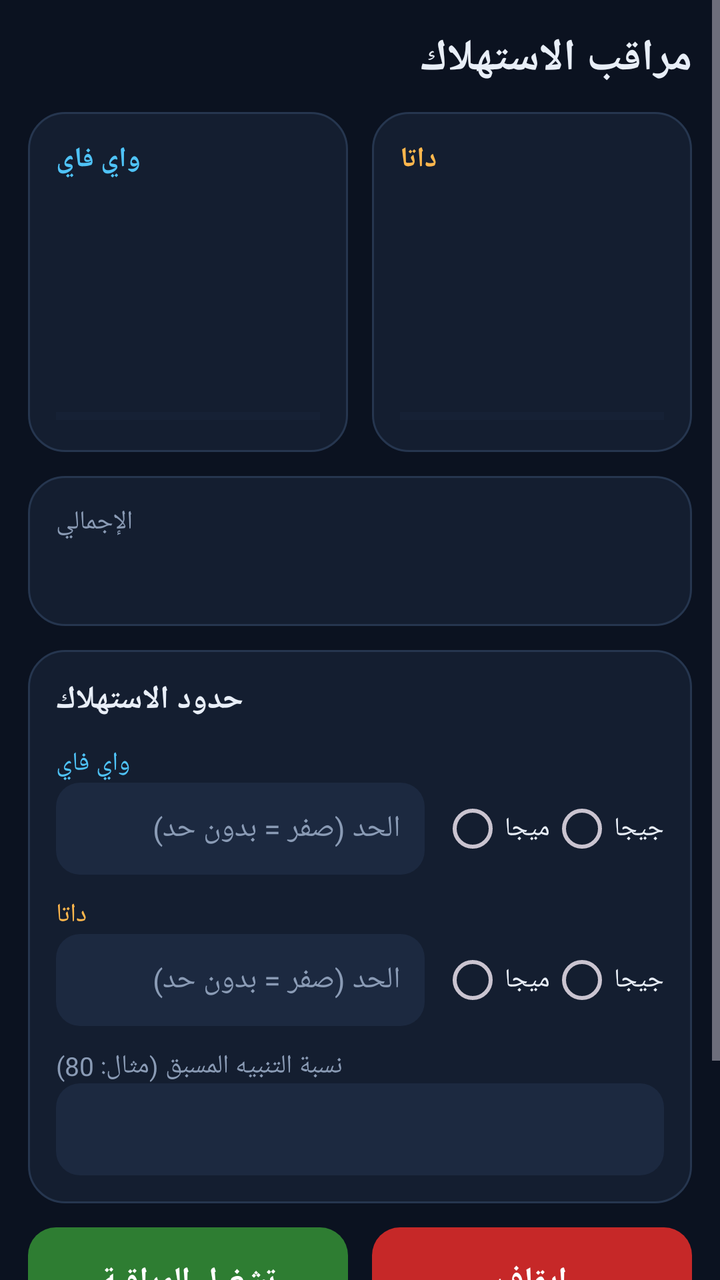
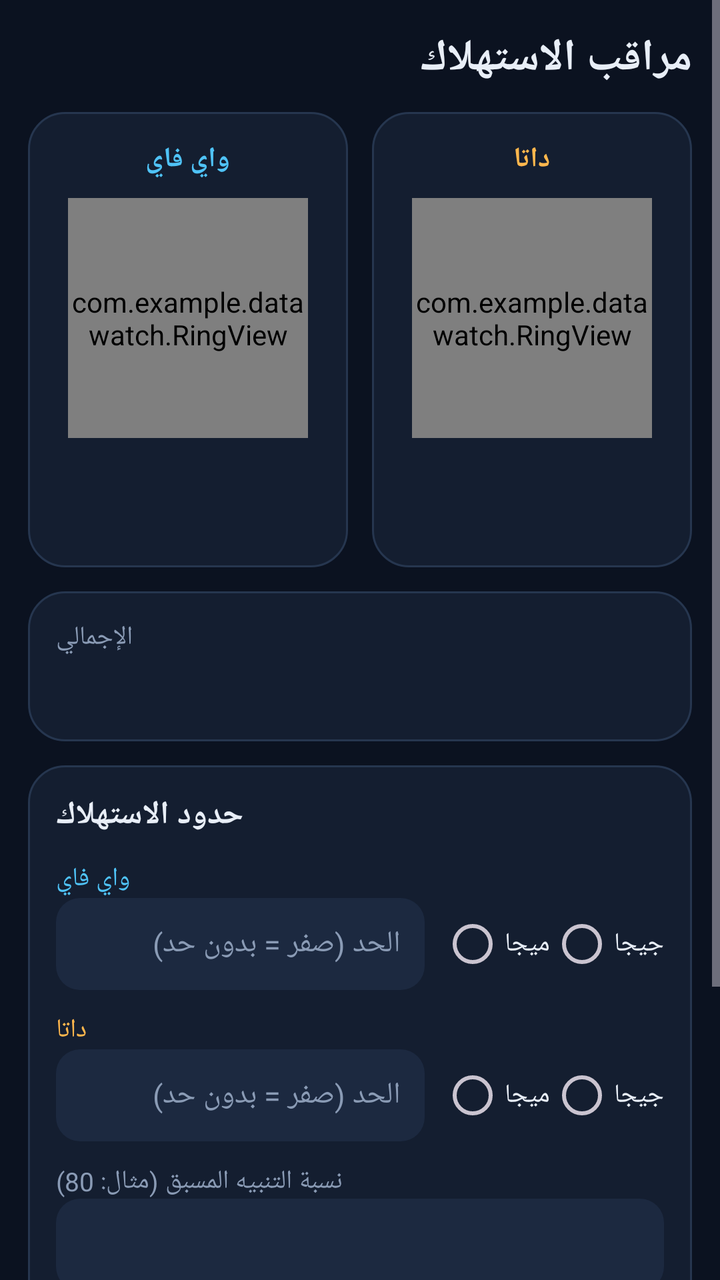

Two renders of the same Android screen: before a commit and after it. Below are the layout's source before the change and the commit's diff.
<!-- AndroidManifest.xml: application theme Theme.App -->
<!-- res/layout/activity_main.xml -->
<?xml version="1.0" encoding="utf-8"?>
<ScrollView xmlns:android="http://schemas.android.com/apk/res/android"
    android:layout_width="match_parent"
    android:layout_height="match_parent"
    android:background="@color/bg">

    <LinearLayout
        android:layout_width="match_parent"
        android:layout_height="wrap_content"
        android:orientation="vertical"
        android:padding="14dp">

        <LinearLayout
            android:layout_width="match_parent"
            android:layout_height="wrap_content"
            android:layout_marginBottom="12dp"
            android:gravity="center_vertical"
            android:orientation="horizontal">

            <TextView
                android:layout_width="0dp"
                android:layout_height="wrap_content"
                android:layout_weight="1"
                android:text="@string/title_main"
                android:textColor="@color/text_main"
                android:textSize="22sp"
                android:textStyle="bold" />

            <TextView
                android:id="@+id/tvState"
                android:layout_width="wrap_content"
                android:layout_height="wrap_content"
                android:textSize="14sp"
                android:textStyle="bold" />
        </LinearLayout>

        <LinearLayout
            android:layout_width="match_parent"
            android:layout_height="wrap_content"
            android:orientation="horizontal">

            <LinearLayout
                android:layout_width="0dp"
                android:layout_height="170dp"
                android:layout_marginEnd="6dp"
                android:layout_weight="1"
                android:background="@drawable/card_bg"
                android:orientation="vertical"
                android:padding="14dp">

                <TextView
                    android:layout_width="wrap_content"
                    android:layout_height="wrap_content"
                    android:text="@string/label_wifi"
                    android:textColor="@color/accent"
                    android:textSize="14sp"
                    android:textStyle="bold" />

                <TextView
                    android:id="@+id/tvWifi"
                    android:layout_width="wrap_content"
                    android:layout_height="wrap_content"
                    android:layout_marginTop="10dp"
                    android:textColor="@color/text_main"
                    android:textSize="26sp"
                    android:textStyle="bold" />

                <TextView
                    android:id="@+id/tvWifiLimit"
                    android:layout_width="wrap_content"
                    android:layout_height="wrap_content"
                    android:textColor="@color/muted"
                    android:textSize="13sp" />

                <Space
                    android:layout_width="match_parent"
                    android:layout_height="0dp"
                    android:layout_weight="1" />

                <ProgressBar
                    android:id="@+id/pbWifi"
                    style="?android:attr/progressBarStyleHorizontal"
                    android:layout_width="match_parent"
                    android:layout_height="8dp"
                    android:max="100"
                    android:progressBackgroundTint="@color/card2"
                    android:progressTint="@color/accent" />
            </LinearLayout>

            <LinearLayout
                android:layout_width="0dp"
                android:layout_height="170dp"
                android:layout_marginStart="6dp"
                android:layout_weight="1"
                android:background="@drawable/card_bg"
                android:orientation="vertical"
                android:padding="14dp">

                <TextView
                    android:layout_width="wrap_content"
                    android:layout_height="wrap_content"
                    android:text="@string/label_mobile"
                    android:textColor="@color/accent2"
                    android:textSize="14sp"
                    android:textStyle="bold" />

                <TextView
                    android:id="@+id/tvMobile"
                    android:layout_width="wrap_content"
                    android:layout_height="wrap_content"
                    android:layout_marginTop="10dp"
                    android:textColor="@color/text_main"
                    android:textSize="26sp"
                    android:textStyle="bold" />

                <TextView
                    android:id="@+id/tvMobileLimit"
                    android:layout_width="wrap_content"
                    android:layout_height="wrap_content"
                    android:textColor="@color/muted"
                    android:textSize="13sp" />

                <Space
                    android:layout_width="match_parent"
                    android:layout_height="0dp"
                    android:layout_weight="1" />

                <ProgressBar
                    android:id="@+id/pbMobile"
                    style="?android:attr/progressBarStyleHorizontal"
                    android:layout_width="match_parent"
                    android:layout_height="8dp"
                    android:max="100"
                    android:progressBackgroundTint="@color/card2"
                    android:progressTint="@color/accent2" />
            </LinearLayout>
        </LinearLayout>

        <LinearLayout
            android:layout_width="match_parent"
            android:layout_height="wrap_content"
            android:layout_marginTop="12dp"
            android:background="@drawable/card_bg"
            android:orientation="horizontal"
            android:padding="14dp">

            <LinearLayout
                android:layout_width="0dp"
                android:layout_height="wrap_content"
                android:layout_weight="1"
                android:orientation="vertical">

                <TextView
                    android:layout_width="wrap_content"
                    android:layout_height="wrap_content"
                    android:text="@string/total_label"
                    android:textColor="@color/muted"
                    android:textSize="13sp" />

                <TextView
                    android:id="@+id/tvTotal"
                    android:layout_width="wrap_content"
                    android:layout_height="wrap_content"
                    android:textColor="@color/text_main"
                    android:textSize="22sp"
                    android:textStyle="bold" />
            </LinearLayout>

            <TextView
                android:id="@+id/tvSince"
                android:layout_width="0dp"
                android:layout_height="wrap_content"
                android:layout_weight="1"
                android:gravity="end|center_vertical"
                android:textColor="@color/muted"
                android:textSize="13sp" />
        </LinearLayout>

        <LinearLayout
            android:layout_width="match_parent"
            android:layout_height="wrap_content"
            android:layout_marginTop="12dp"
            android:background="@drawable/card_bg"
            android:orientation="vertical"
            android:padding="14dp">

            <TextView
                android:layout_width="wrap_content"
                android:layout_height="wrap_content"
                android:text="@string/limits_title"
                android:textColor="@color/text_main"
                android:textSize="16sp"
                android:textStyle="bold" />

            <TextView
                android:layout_width="wrap_content"
                android:layout_height="wrap_content"
                android:layout_marginTop="12dp"
                android:text="@string/label_wifi"
                android:textColor="@color/accent"
                android:textSize="13sp" />

            <LinearLayout
                android:layout_width="match_parent"
                android:layout_height="wrap_content"
                android:gravity="center_vertical"
                android:orientation="horizontal">

                <EditText
                    android:id="@+id/etWifi"
                    android:layout_width="0dp"
                    android:layout_height="46dp"
                    android:layout_weight="1"
                    android:background="@drawable/input_bg"
                    android:hint="@string/hint_limit"
                    android:inputType="numberDecimal"
                    android:paddingStart="12dp"
                    android:paddingEnd="12dp"
                    android:textColor="@color/text_main"
                    android:textColorHint="@color/muted"
                    android:textSize="15sp" />

                <RadioGroup
                    android:layout_width="wrap_content"
                    android:layout_height="wrap_content"
                    android:layout_marginStart="8dp"
                    android:orientation="horizontal">

                    <RadioButton
                        android:id="@+id/rbWifiMb"
                        android:layout_width="wrap_content"
                        android:layout_height="wrap_content"
                        android:text="@string/unit_mb"
                        android:textColor="@color/text_main"
                        android:textSize="13sp" />

                    <RadioButton
                        android:id="@+id/rbWifiGb"
                        android:layout_width="wrap_content"
                        android:layout_height="wrap_content"
                        android:text="@string/unit_gb"
                        android:textColor="@color/text_main"
                        android:textSize="13sp" />
                </RadioGroup>
            </LinearLayout>

            <TextView
                android:layout_width="wrap_content"
                android:layout_height="wrap_content"
                android:layout_marginTop="10dp"
                android:text="@string/label_mobile"
                android:textColor="@color/accent2"
                android:textSize="13sp" />

            <LinearLayout
                android:layout_width="match_parent"
                android:layout_height="wrap_content"
                android:gravity="center_vertical"
                android:orientation="horizontal">

                <EditText
                    android:id="@+id/etMobile"
                    android:layout_width="0dp"
                    android:layout_height="46dp"
                    android:layout_weight="1"
                    android:background="@drawable/input_bg"
                    android:hint="@string/hint_limit"
                    android:inputType="numberDecimal"
                    android:paddingStart="12dp"
                    android:paddingEnd="12dp"
                    android:textColor="@color/text_main"
                    android:textColorHint="@color/muted"
                    android:textSize="15sp" />

                <RadioGroup
                    android:layout_width="wrap_content"
                    android:layout_height="wrap_content"
                    android:layout_marginStart="8dp"
                    android:orientation="horizontal">

                    <RadioButton
                        android:id="@+id/rbMobMb"
                        android:layout_width="wrap_content"
                        android:layout_height="wrap_content"
                        android:text="@string/unit_mb"
                        android:textColor="@color/text_main"
                        android:textSize="13sp" />

                    <RadioButton
                        android:id="@+id/rbMobGb"
                        android:layout_width="wrap_content"
                        android:layout_height="wrap_content"
                        android:text="@string/unit_gb"
                        android:textColor="@color/text_main"
                        android:textSize="13sp" />
                </RadioGroup>
            </LinearLayout>

            <TextView
                android:layout_width="wrap_content"
                android:layout_height="wrap_content"
                android:layout_marginTop="10dp"
                android:text="@string/warn_label"
                android:textColor="@color/muted"
                android:textSize="13sp" />

            <EditText
                android:id="@+id/etWarn"
                android:layout_width="match_parent"
                android:layout_height="46dp"
                android:background="@drawable/input_bg"
                android:inputType="number"
                android:paddingStart="12dp"
                android:paddingEnd="12dp"
                android:textColor="@color/text_main"
                android:textSize="15sp" />
        </LinearLayout>

        <LinearLayout
            android:layout_width="match_parent"
            android:layout_height="wrap_content"
            android:layout_marginTop="12dp"
            android:orientation="horizontal">

            <TextView
                android:id="@+id/btnStart"
                android:layout_width="0dp"
                android:layout_height="54dp"
                android:layout_marginEnd="6dp"
                android:layout_weight="1"
                android:background="@drawable/btn_start"
                android:clickable="true"
                android:focusable="true"
                android:gravity="center"
                android:text="@string/btn_start"
                android:textColor="#FFFFFF"
                android:textSize="16sp"
                android:textStyle="bold" />

            <TextView
                android:id="@+id/btnStop"
                android:layout_width="0dp"
                android:layout_height="54dp"
                android:layout_marginStart="6dp"
                android:layout_weight="1"
                android:background="@drawable/btn_stop"
                android:clickable="true"
                android:focusable="true"
                android:gravity="center"
                android:text="@string/btn_stop"
                android:textColor="#FFFFFF"
                android:textSize="16sp"
                android:textStyle="bold" />
        </LinearLayout>

        <TextView
            android:id="@+id/btnReset"
            android:layout_width="match_parent"
            android:layout_height="50dp"
            android:layout_marginTop="12dp"
            android:background="@drawable/input_bg"
            android:clickable="true"
            android:focusable="true"
            android:gravity="center"
            android:text="@string/btn_reset"
            android:textColor="@color/accent2"
            android:textSize="15sp"
            android:textStyle="bold" />

        <TextView
            android:layout_width="match_parent"
            android:layout_height="wrap_content"
            android:layout_marginTop="12dp"
            android:text="@string/note_text"
            android:textColor="@color/muted"
            android:textSize="12sp" />
    </LinearLayout>
</ScrollView>
<!-- resources referenced by this layout -->
<resources>
  <color name="accent">#4FC3F7</color>
  <color name="accent2">#FFB74D</color>
  <color name="bg">#0B1220</color>
  <color name="card2">#1C2940</color>
  <color name="muted">#8A9BB5</color>
  <color name="text_main">#E8EEF7</color>
  <!-- drawable btn_start (drawable) -->
  <?xml version="1.0" encoding="utf-8"?>
  <shape xmlns:android="http://schemas.android.com/apk/res/android"
      android:shape="rectangle">
      <solid android:color="@color/green" />
      <corners android:radius="14dp" />
  </shape>
  <!-- drawable btn_stop (drawable) -->
  <?xml version="1.0" encoding="utf-8"?>
  <shape xmlns:android="http://schemas.android.com/apk/res/android"
      android:shape="rectangle">
      <solid android:color="@color/red" />
      <corners android:radius="14dp" />
  </shape>
  <!-- drawable card_bg (drawable) -->
  <?xml version="1.0" encoding="utf-8"?>
  <shape xmlns:android="http://schemas.android.com/apk/res/android"
      android:shape="rectangle">
      <solid android:color="@color/card" />
      <corners android:radius="18dp" />
      <stroke android:width="1dp" android:color="@color/stroke" />
  </shape>
  <!-- drawable input_bg (drawable) -->
  <?xml version="1.0" encoding="utf-8"?>
  <shape xmlns:android="http://schemas.android.com/apk/res/android"
      android:shape="rectangle">
      <solid android:color="@color/card2" />
      <corners android:radius="12dp" />
  </shape>
  <string name="btn_reset">تصفير العداد</string>
  <string name="btn_start">تشغيل المراقبة</string>
  <string name="btn_stop">إيقاف</string>
  <string name="hint_limit">الحد (صفر = بدون حد)</string>
  <string name="label_mobile">داتا</string>
  <string name="label_wifi">واي فاي</string>
  <string name="limits_title">حدود الاستهلاك</string>
  <string name="note_text">العد يبدأ لحظة الضغط على تشغيل المراقبة، ويعتمد على عدادات الجهاز نفسه.</string>
  <string name="title_main">مراقب الاستهلاك</string>
  <string name="total_label">الإجمالي</string>
  <string name="unit_gb">جيجا</string>
  <string name="unit_mb">ميجا</string>
  <string name="warn_label">نسبة التنبيه المسبق (مثال: 80)</string>
  <style name="Theme.App" parent="Theme.Material3.Dark.NoActionBar">
          <item name="colorPrimary">@color/accent</item>
          <item name="android:windowBackground">@color/bg</item>
          <item name="android:statusBarColor">@color/bg</item>
          <item name="android:navigationBarColor">@color/bg</item>
      </style>
  <color name="green">#2E7D32</color>
  <color name="red">#C62828</color>
  <color name="card">#141E30</color>
  <color name="stroke">#26364F</color>
</resources>

<!-- the commit's change to res/layout/activity_main.xml (unified diff, before → after) -->
@@ -41,10 +41,11 @@
 
             <LinearLayout
                 android:layout_width="0dp"
-                android:layout_height="170dp"
+                android:layout_height="wrap_content"
                 android:layout_marginEnd="6dp"
                 android:layout_weight="1"
                 android:background="@drawable/card_bg"
+                android:gravity="center_horizontal"
                 android:orientation="vertical"
                 android:padding="14dp">
 
@@ -56,13 +57,19 @@
                     android:textSize="14sp"
                     android:textStyle="bold" />
 
+                <com.example.datawatch.RingView
+                    android:id="@+id/ringWifi"
+                    android:layout_width="120dp"
+                    android:layout_height="120dp"
+                    android:layout_marginTop="10dp" />
+
                 <TextView
                     android:id="@+id/tvWifi"
                     android:layout_width="wrap_content"
                     android:layout_height="wrap_content"
                     android:layout_marginTop="10dp"
                     android:textColor="@color/text_main"
-                    android:textSize="26sp"
+                    android:textSize="18sp"
                     android:textStyle="bold" />
 
                 <TextView
@@ -70,29 +77,16 @@
                     android:layout_width="wrap_content"
                     android:layout_height="wrap_content"
                     android:textColor="@color/muted"
-                    android:textSize="13sp" />
-
-                <Space
-                    android:layout_width="match_parent"
-                    android:layout_height="0dp"
-                    android:layout_weight="1" />
-
-                <ProgressBar
-                    android:id="@+id/pbWifi"
-                    style="?android:attr/progressBarStyleHorizontal"
-                    android:layout_width="match_parent"
-                    android:layout_height="8dp"
-                    android:max="100"
-                    android:progressBackgroundTint="@color/card2"
-                    android:progressTint="@color/accent" />
-            </LinearLayout>
-
-            <LinearLayout
-                android:layout_width="0dp"
-                android:layout_height="170dp"
+                    android:textSize="12sp" />
+            </LinearLayout>
+
+            <LinearLayout
+                android:layout_width="0dp"
+                android:layout_height="wrap_content"
                 android:layout_marginStart="6dp"
                 android:layout_weight="1"
                 android:background="@drawable/card_bg"
+                android:gravity="center_horizontal"
                 android:orientation="vertical"
                 android:padding="14dp">
 
@@ -104,13 +98,19 @@
                     android:textSize="14sp"
                     android:textStyle="bold" />
 
+                <com.example.datawatch.RingView
+                    android:id="@+id/ringMobile"
+                    android:layout_width="120dp"
+                    android:layout_height="120dp"
+                    android:layout_marginTop="10dp" />
+
                 <TextView
                     android:id="@+id/tvMobile"
                     android:layout_width="wrap_content"
                     android:layout_height="wrap_content"
                     android:layout_marginTop="10dp"
                     android:textColor="@color/text_main"
-                    android:textSize="26sp"
+                    android:textSize="18sp"
                     android:textStyle="bold" />
 
                 <TextView
@@ -118,21 +118,7 @@
                     android:layout_width="wrap_content"
                     android:layout_height="wrap_content"
                     android:textColor="@color/muted"
-                    android:textSize="13sp" />
-
-                <Space
-                    android:layout_width="match_parent"
-                    android:layout_height="0dp"
-                    android:layout_weight="1" />
-
-                <ProgressBar
-                    android:id="@+id/pbMobile"
-                    style="?android:attr/progressBarStyleHorizontal"
-                    android:layout_width="match_parent"
-                    android:layout_height="8dp"
-                    android:max="100"
-                    android:progressBackgroundTint="@color/card2"
-                    android:progressTint="@color/accent2" />
+                    android:textSize="12sp" />
             </LinearLayout>
         </LinearLayout>
 
